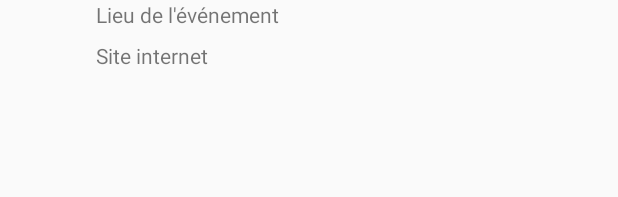
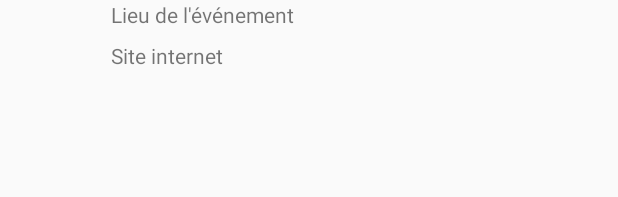
Before and after one commit to nathaliezhang/FNFA, an Android app: the layout item_event_child.xml on its own in the app's theme, with its tools: preview values and no code run, on a phone screen of 412 x 824 dp. Shown: the top 197 px of the screen. Run offline under Robolectric (Android 15) with nearby library versions, the phone set to English and light mode, and no system bars.

Commit message:
feat(list) : places binding for the different events

```diff
--- a/app/src/main/assets/places.json
+++ b/app/src/main/assets/places.json
@@ -1,4 +1,5 @@
-[
+{
+  "places" : [
     {
       "id": 1,
       "name": "Ciné TNB Jouvet",
@@ -45,3 +46,4 @@
       "seats": -1
     }
   ]
+}
--- a/app/src/main/java/com/example/nzhang/proto_festival/model/Events.kt
+++ b/app/src/main/java/com/example/nzhang/proto_festival/model/Events.kt
@@ -10,7 +10,7 @@ import java.util.*
  */
 
 data class Events(val events: List<Event>) {
-    data class Event(val id: String, val name: String, val startingDate: String, val endingDate: String) {
+    data class Event(val id: String, val name: String, val placeIds: List<Int>, val startingDate: String, val endingDate: String) {
         fun getStartingDate(): Date {
             val typeFormat = SimpleDateFormat("yyyy-MM-dd HH:mm:ss", Locale.FRANCE)
             return typeFormat.parse(startingDate)
--- a/app/src/main/res/layout/item_event_child.xml
+++ b/app/src/main/res/layout/item_event_child.xml
@@ -11,8 +11,8 @@
         android:id="@+id/text_list_item_place"
         android:layout_width="wrap_content"
         android:layout_height="wrap_content"
-        android:layout_marginStart="64dp"
-        android:layout_marginLeft="64dp"
+        android:layout_marginStart="74dp"
+        android:layout_marginLeft="74dp"
         android:text="Lieu de l'événement"
         app:layout_constraintStart_toStartOf="parent" />
 
@@ -20,8 +20,8 @@
         android:id="@+id/text_list_item_link"
         android:layout_width="wrap_content"
         android:layout_height="wrap_content"
-        android:layout_marginStart="64dp"
-        android:layout_marginLeft="64dp"
+        android:layout_marginStart="74dp"
+        android:layout_marginLeft="74dp"
         android:layout_marginTop="8dp"
         android:text="Site internet"
         app:layout_constraintStart_toStartOf="parent"
```
Also changed, not shown: app/src/main/java/com/example/nzhang/proto_festival/MainActivity.kt (+35 -7 lines), app/src/main/java/com/example/nzhang/proto_festival/model/Places.kt (added, +11 -0 lines). Lines whose indentation alone changed are shown as unchanged.
